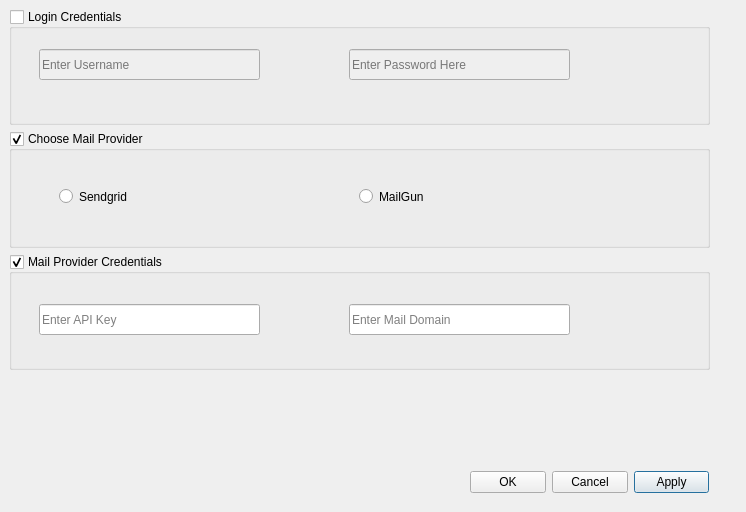
First picture: the form in MailerGui/Interface/GUI/settings.ui, repository Geek-ubaid/mailer-gui, before the edit.
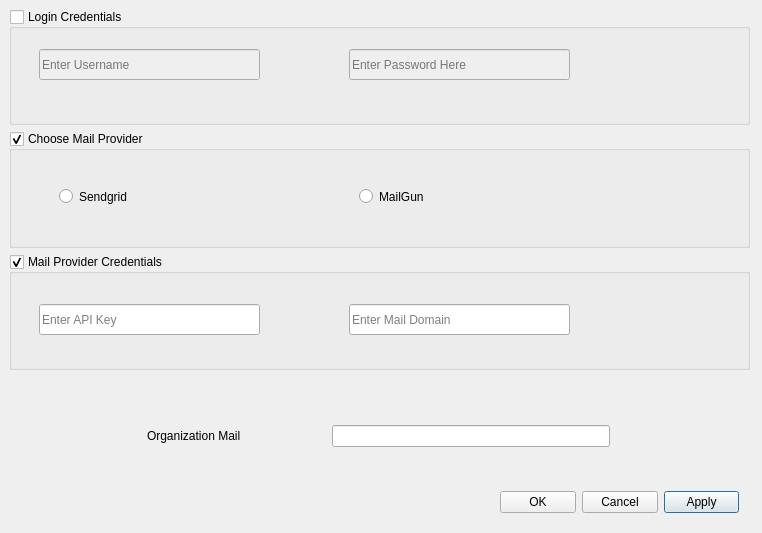
Second picture: the form after the edit.

Commit message: added settings save option

Diff of the .ui file:
```diff
--- a/MailerGui/Interface/GUI/settings.ui
+++ b/MailerGui/Interface/GUI/settings.ui
@@ -6,8 +6,8 @@
    <rect>
     <x>0</x>
     <y>0</y>
-    <width>746</width>
-    <height>512</height>
+    <width>762</width>
+    <height>533</height>
    </rect>
   </property>
   <property name="windowTitle">
@@ -18,7 +18,7 @@
     <rect>
      <x>9</x>
      <y>9</y>
-     <width>701</width>
+     <width>741</width>
      <height>361</height>
     </rect>
    </property>
@@ -142,8 +142,8 @@
   <widget class="QWidget" name="layoutWidget">
    <property name="geometry">
     <rect>
-     <x>470</x>
-     <y>470</y>
+     <x>500</x>
+     <y>490</y>
      <width>239</width>
      <height>25</height>
     </rect>
@@ -172,6 +172,43 @@
     </item>
    </layout>
   </widget>
+  <widget class="QWidget" name="">
+   <property name="geometry">
+    <rect>
+     <x>137</x>
+     <y>410</y>
+     <width>491</width>
+     <height>51</height>
+    </rect>
+   </property>
+   <layout class="QGridLayout" name="gridLayout_2">
+    <property name="leftMargin">
+     <number>10</number>
+    </property>
+    <property name="topMargin">
+     <number>2</number>
+    </property>
+    <property name="rightMargin">
+     <number>18</number>
+    </property>
+    <property name="horizontalSpacing">
+     <number>91</number>
+    </property>
+    <property name="verticalSpacing">
+     <number>19</number>
+    </property>
+    <item row="0" column="0">
+     <widget class="QLabel" name="label">
+      <property name="text">
+       <string>Organization Mail</string>
+      </property>
+     </widget>
+    </item>
+    <item row="0" column="1">
+     <widget class="QLineEdit" name="lineEdit"/>
+    </item>
+   </layout>
+  </widget>
  </widget>
  <resources/>
  <connections/>
```
The commit also changes 9 other files.
